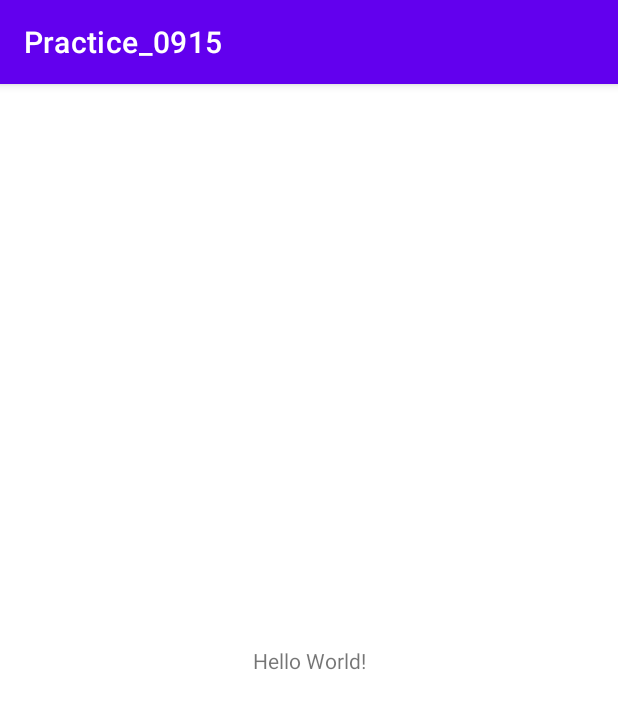
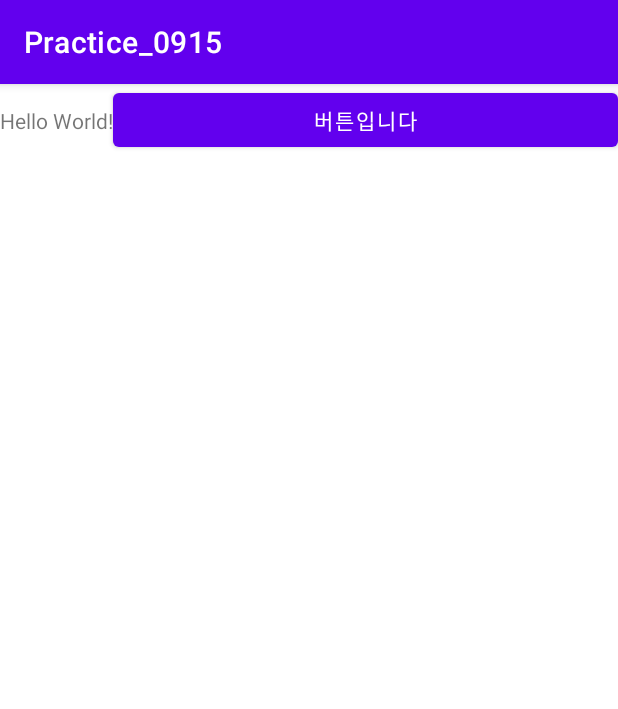
Before and after one commit to Jung-H-C/Practice_0915, an Android app: the screen it shows after launch (MainActivity), on a phone screen of 412 x 824 dp. Shown: the top 709 px of the screen. Run offline under Robolectric (Android 15) with nearby library versions, the phone set to English and light mode, and no system bars.

Commit message:
First Commit

```diff
--- a/app/src/main/java/com/example/practice_0915/MainActivity.java
+++ b/app/src/main/java/com/example/practice_0915/MainActivity.java
@@ -1,14 +1,28 @@
 package com.example.practice_0915;
+
+import android.os.Bundle;
+import android.view.View;
+import android.widget.Button;
+import android.widget.Toast;
 
 import androidx.appcompat.app.AppCompatActivity;
 
-import android.os.Bundle;
-
 public class MainActivity extends AppCompatActivity {
 
+    Button button1;
     @Override
     protected void onCreate(Bundle savedInstanceState) {
         super.onCreate(savedInstanceState);
         setContentView(R.layout.activity_main);
+        button1 = (Button) findViewById(R.id.button1); // xml 버튼을 java 버튼이랑 id로 연결.
+
+        button1.setOnClickListener(new View.OnClickListener() {
+            @Override
+            public void onClick(View view) {
+
+                Toast.makeText(getApplicationContext(), "버튼을 눌렀어요",
+                        Toast.LENGTH_SHORT).show();
+            }
+        });
     }
 }
--- a/app/src/main/res/layout/activity_main.xml
+++ b/app/src/main/res/layout/activity_main.xml
@@ -1,5 +1,5 @@
 <?xml version="1.0" encoding="utf-8"?>
-<androidx.constraintlayout.widget.ConstraintLayout xmlns:android="http://schemas.android.com/apk/res/android"
+<LinearLayout xmlns:android="http://schemas.android.com/apk/res/android"
     xmlns:app="http://schemas.android.com/apk/res-auto"
     xmlns:tools="http://schemas.android.com/tools"
     android:layout_width="match_parent"
@@ -15,4 +15,10 @@
         app:layout_constraintStart_toStartOf="parent"
         app:layout_constraintTop_toTopOf="parent" />
 
-</androidx.constraintlayout.widget.ConstraintLayout>
+    <Button
+        android:id="@+id/button1"
+        android:layout_width="match_parent"
+        android:layout_height="wrap_content"
+        android:text="@string/strBtn1"></Button>
+
+</LinearLayout>
--- a/app/src/main/res/values/strings.xml
+++ b/app/src/main/res/values/strings.xml
@@ -1,3 +1,4 @@
 <resources>
     <string name="app_name">Practice_0915</string>
+    <string name="strBtn1">버튼입니다</string>
 </resources>
```
